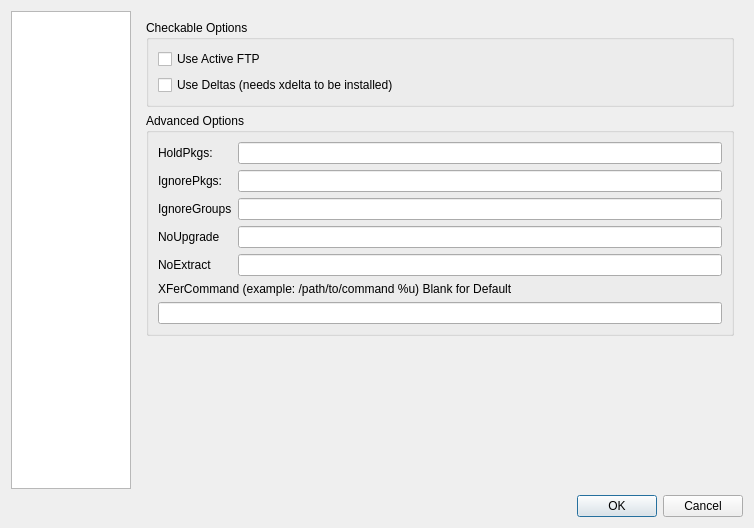
Qt form trunk/ui/configDialog.ui (drf/shaman1) before a commit.
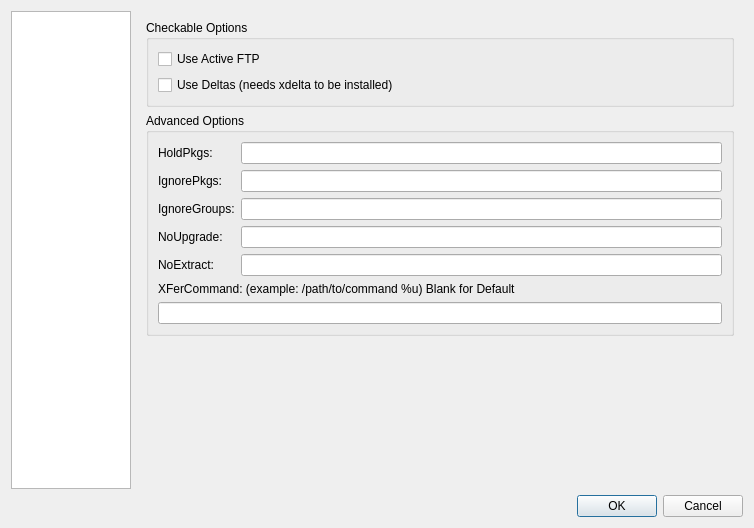
The same form after that commit. The open tabs and pages were chosen to show the change. Icons and pictures are not drawn.

Patch:
```diff
--- a/trunk/ui/configDialog.ui
+++ b/trunk/ui/configDialog.ui
@@ -212,7 +212,7 @@
               <item row="2" column="0" >
                <widget class="QLabel" name="label_3" >
                 <property name="text" >
-                 <string>IgnoreGroups</string>
+                 <string>IgnoreGroups:</string>
                 </property>
                </widget>
               </item>
@@ -222,7 +222,7 @@
               <item row="3" column="0" >
                <widget class="QLabel" name="label_4" >
                 <property name="text" >
-                 <string>NoUpgrade</string>
+                 <string>NoUpgrade:</string>
                 </property>
                </widget>
               </item>
@@ -232,7 +232,7 @@
               <item row="4" column="0" >
                <widget class="QLabel" name="label_5" >
                 <property name="text" >
-                 <string>NoExtract</string>
+                 <string>NoExtract:</string>
                 </property>
                </widget>
               </item>
@@ -246,7 +246,7 @@
               <item>
                <widget class="QLabel" name="label_6" >
                 <property name="text" >
-                 <string>XFerCommand (example: /path/to/command %u) Blank for Default</string>
+                 <string>XFerCommand: (example: /path/to/command %u) Blank for Default</string>
                 </property>
                </widget>
               </item>
```
